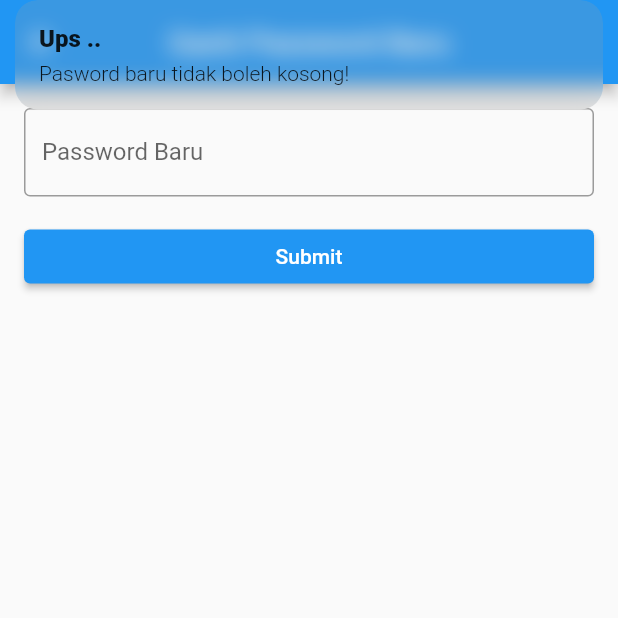
After one commit to antonijulio/lokasiawan, a Flutter app: the NewPasswordView screen opened by its route, after a tap on "Submit", on a phone screen of 412 x 824 dp, the top half of it. The commit adds this screen. Run offline on Flutter 3.47's test engine with Material 2 defaults, Android fonts, the phone set to English and light mode, and no system bars; our stand-ins replace cloud_firestore, firebase_auth, firebase_core, get; accounts and stored records are empty.

Commit message:
add change password

```diff
--- a/lib/app/modules/login/controllers/login_controller.dart
+++ b/lib/app/modules/login/controllers/login_controller.dart
@@ -25,8 +25,17 @@ class LoginController extends GetxController {
           if (userCredential.user!.emailVerified == true) {
             print(userCredential); //* print userCredential
 
-            Get.snackbar("Yey", "Login Berhasil!");
-            Get.offAllNamed(Routes.HOME);
+            //^ CHANGE PASSWORD! IF PASSWORD == 'KARYAWAN'
+            if (passController.text == 'karyawan') {
+              Get.snackbar(
+                "Ganti Password",
+                "Silahkan ganti password anda terlebih dahulu!",
+              );
+              Get.offAllNamed(Routes.NEW_PASSWORD);
+            } else {
+              Get.snackbar("Yey", "Login Berhasil!");
+              Get.offAllNamed(Routes.HOME);
+            }
           } else {
             Get.defaultDialog(
               title: "Email Belum Terverifikasi",
--- /dev/null
+++ b/lib/app/modules/new_password/bindings/new_password_binding.dart
@@ -0,0 +1,12 @@
+import 'package:get/get.dart';
+
+import '../controllers/new_password_controller.dart';
+
+class NewPasswordBinding extends Bindings {
+  @override
+  void dependencies() {
+    Get.lazyPut<NewPasswordController>(
+      () => NewPasswordController(),
+    );
+  }
+}
--- /dev/null
+++ b/lib/app/modules/new_password/controllers/new_password_controller.dart
@@ -0,0 +1,47 @@
+import 'package:firebase_auth/firebase_auth.dart';
+import 'package:flutter/material.dart';
+import 'package:get/get.dart';
+import 'package:lokasiawan/app/routes/app_pages.dart';
+
+class NewPasswordController extends GetxController {
+  final newPassController = TextEditingController();
+
+  //? FIREBASE
+  FirebaseAuth auth = FirebaseAuth.instance;
+
+  Future<void> changePassword() async {
+    if (newPassController.text.isNotEmpty) {
+      //^ HANDLE PENGGUNAAN PASSWORD YANG SAMA
+      if (newPassController.text != 'karyawan') {
+        try {
+          //^ EKSEKUSI PROGRAM
+          String email = auth.currentUser!.email!;
+          await auth.currentUser!.updatePassword(newPassController.text);
+          await auth.signOut();
+          await auth.signInWithEmailAndPassword(
+            email: email,
+            password: newPassController.text,
+          );
+          Get.snackbar("Yey", "Berhasil mengganti password");
+          Get.offAllNamed(Routes.HOME);
+        } on FirebaseAuthException catch (e) {
+          if (e.code == 'weak-password') {
+            Get.snackbar(
+              "Ups ..",
+              "Password terlalu lemah, gunakan setidaknya 6 karakter!",
+            );
+          }
+        } catch (e) {
+          Get.snackbar("Terjadi Kesalahan Server!", e.toString());
+        }
+      } else {
+        Get.snackbar(
+          "Ups ..",
+          "Pasword baru tidak boleh sama dengan password sebelumnya!",
+        );
+      }
+    } else {
+      Get.snackbar("Ups ..", "Pasword baru tidak boleh kosong!");
+    }
+  }
+}
--- /dev/null
+++ b/lib/app/modules/new_password/views/new_password_view.dart
@@ -0,0 +1,44 @@
+import 'package:flutter/material.dart';
+
+import 'package:get/get.dart';
+
+import '../controllers/new_password_controller.dart';
+
+class NewPasswordView extends GetView<NewPasswordController> {
+  const NewPasswordView({Key? key}) : super(key: key);
+  @override
+  Widget build(BuildContext context) {
+    return Scaffold(
+      appBar: AppBar(
+        title: const Text('Ganti Password Baru'),
+        centerTitle: true,
+      ),
+      body: ListView(
+        padding: EdgeInsets.all(16.0),
+        children: [
+          //^ NEW PASSWORD
+          TextField(
+            controller: controller.newPassController,
+            autocorrect: false,
+            obscureText: true,
+            decoration: const InputDecoration(
+              border: OutlineInputBorder(),
+              label: Text("Password Baru"),
+            ),
+          ),
+          const SizedBox(height: 16.0),
+          //^ INPUT BUTTON
+          ElevatedButton(
+            onPressed: () {
+              controller.changePassword();
+            },
+            child: const Padding(
+              padding: EdgeInsets.symmetric(horizontal: 8.0, vertical: 4.0),
+              child: Text("Submit"),
+            ),
+          ),
+        ],
+      ),
+    );
+  }
+}
--- a/lib/app/routes/app_pages.dart
+++ b/lib/app/routes/app_pages.dart
@@ -6,6 +6,8 @@ import '../modules/home/bindings/home_binding.dart';
 import '../modules/home/views/home_view.dart';
 import '../modules/login/bindings/login_binding.dart';
 import '../modules/login/views/login_view.dart';
+import '../modules/new_password/bindings/new_password_binding.dart';
+import '../modules/new_password/views/new_password_view.dart';
 
 part 'app_routes.dart';
 
@@ -30,5 +32,10 @@ class AppPages {
       page: () => const LoginView(),
       binding: LoginBinding(),
     ),
+    GetPage(
+      name: _Paths.NEW_PASSWORD,
+      page: () => const NewPasswordView(),
+      binding: NewPasswordBinding(),
+    ),
   ];
 }
--- a/lib/app/routes/app_routes.dart
+++ b/lib/app/routes/app_routes.dart
@@ -6,6 +6,7 @@ abstract class Routes {
   static const HOME = _Paths.HOME;
   static const ADDED_EMPLOYEES = _Paths.ADDED_EMPLOYEES;
   static const LOGIN = _Paths.LOGIN;
+  static const NEW_PASSWORD = _Paths.NEW_PASSWORD;
 }
 
 abstract class _Paths {
@@ -13,4 +14,5 @@ abstract class _Paths {
   static const HOME = '/home';
   static const ADDED_EMPLOYEES = '/added-employees';
   static const LOGIN = '/login';
+  static const NEW_PASSWORD = '/new-password';
 }
```
